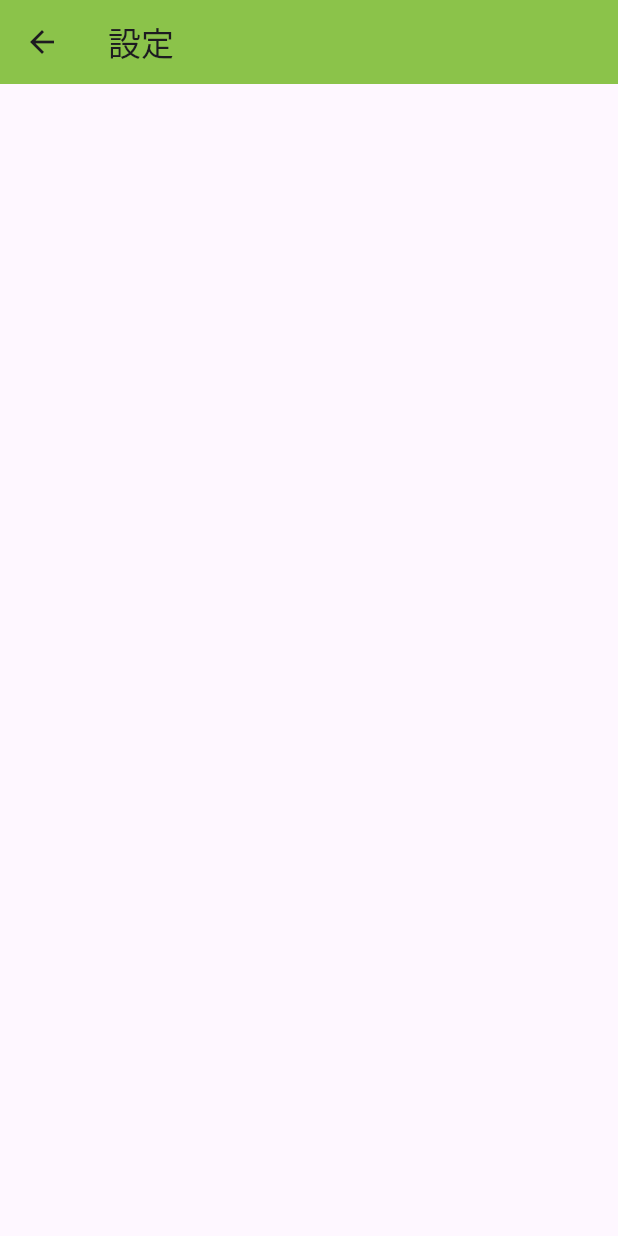
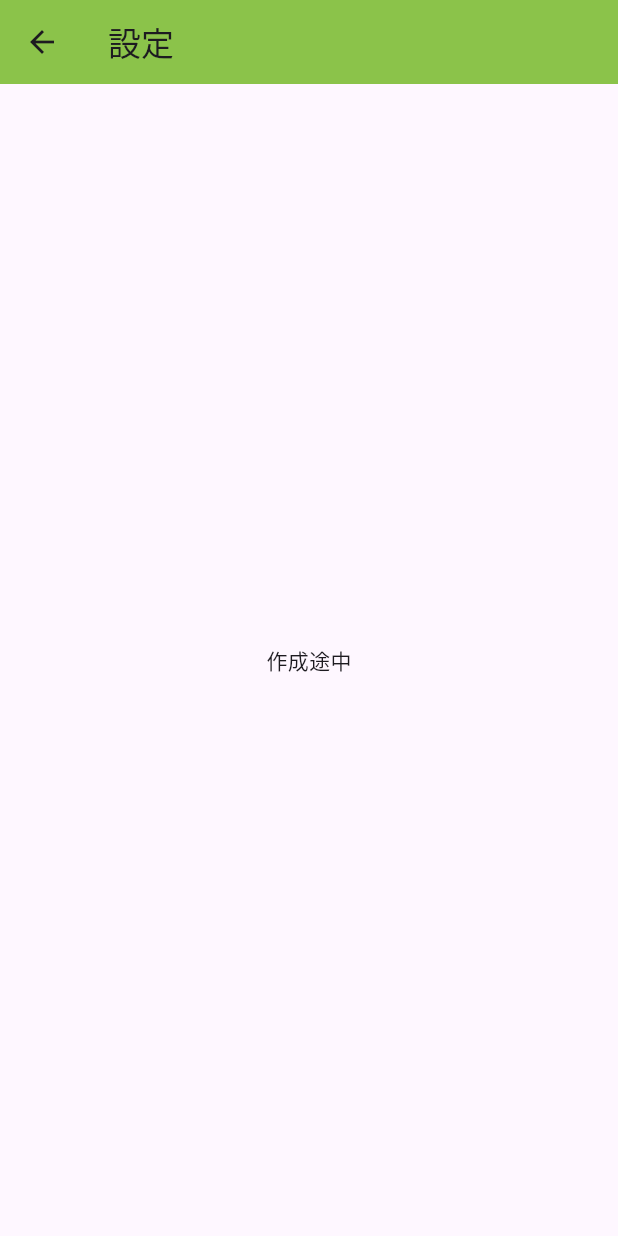
Before and after one commit to 54-xenon/Temperature-record, a Flutter app: the SettingsPage screen opened directly, on a phone screen of 412 x 824 dp. Run offline on Flutter 3.47's test engine with Material 3 defaults, Android fonts, the light colour scheme and no system bars.

Commit message:
ページの追加

```diff
--- /dev/null
+++ b/lib/component/floating_page.dart
@@ -0,0 +1 @@
+import 'package:flutter/material.dart';
--- a/lib/pages/settings_page.dart
+++ b/lib/pages/settings_page.dart
@@ -9,6 +9,9 @@ class SettingsPage extends StatelessWidget {
       appBar: AppBar(
         title: const Text("設定"),
       ),
+      body: Center(
+        child: Text("作成途中"),
+      ),
     );
   }
 }
```
